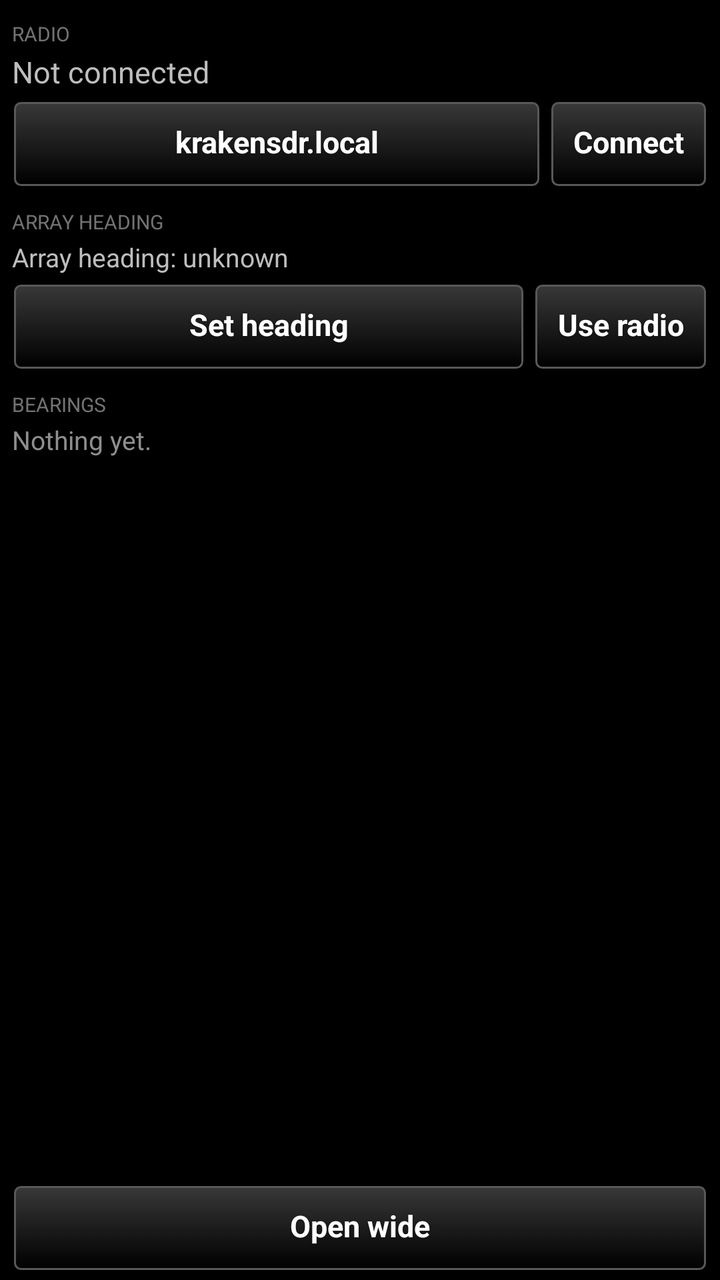
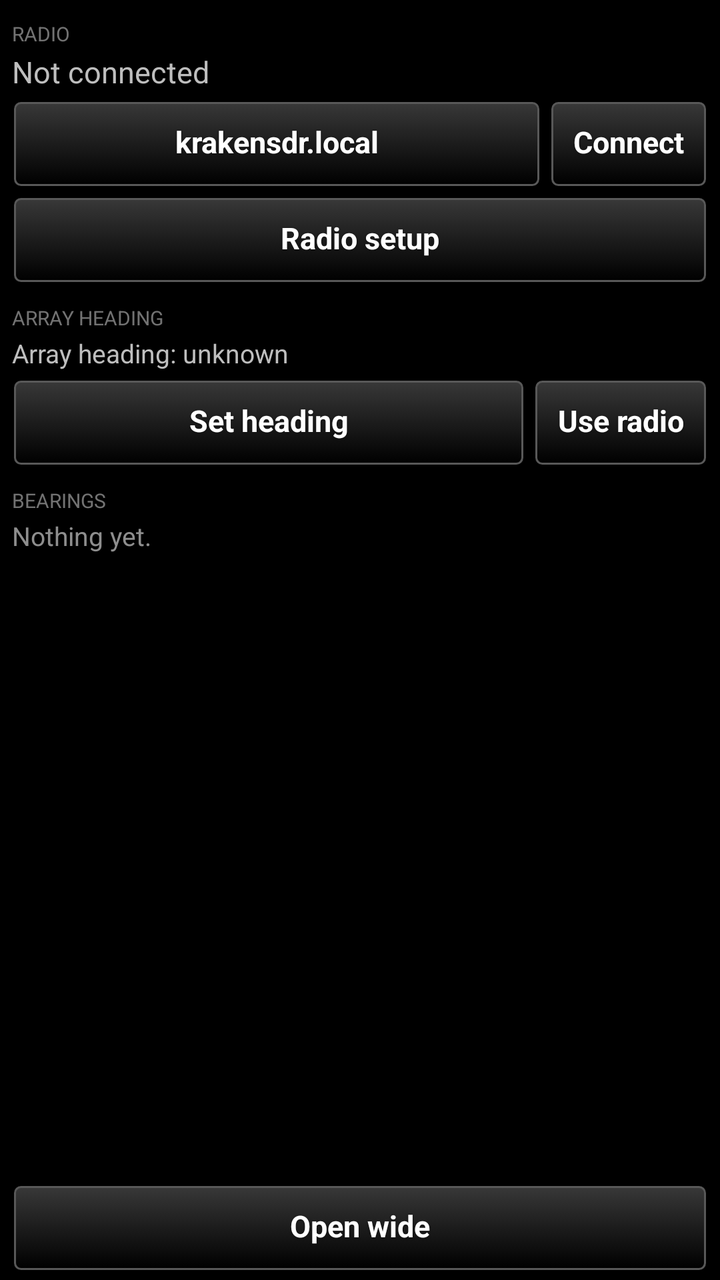

Compare the two renders of this Android layout. The source of the first and the diff that turns it into the second are given below.
<!-- AndroidManifest.xml: application theme AppTheme -->
<!-- res/layout/signaldf_pane.xml -->
<?xml version="1.0" encoding="utf-8"?>
<LinearLayout xmlns:android="http://schemas.android.com/apk/res/android"
    android:layout_width="match_parent"
    android:layout_height="match_parent"
    android:orientation="vertical"
    android:paddingLeft="6dp"
    android:paddingRight="6dp">

    <ScrollView
        android:layout_width="match_parent"
        android:layout_height="0dp"
        android:layout_weight="1"
        android:fadeScrollbars="false">

        <LinearLayout
            android:layout_width="match_parent"
            android:layout_height="wrap_content"
            android:orientation="vertical">

            <TextView
                style="@style/SectionHeading"
                android:text="Radio" />

            <TextView
                android:id="@+id/status"
                android:layout_width="match_parent"
                android:layout_height="wrap_content"
                android:textSize="15sp"
                android:text="Not connected" />

            <TextView
                android:id="@+id/feed_line"
                android:layout_width="match_parent"
                android:layout_height="wrap_content"
                android:textSize="12sp"
                android:alpha="0.75"
                android:paddingTop="2dp"
                android:visibility="gone" />

            <LinearLayout
                android:layout_width="match_parent"
                android:layout_height="wrap_content"
                android:orientation="horizontal"
                android:paddingTop="4dp">

                <Button
                    style="@style/TakwerxButton"
                    android:id="@+id/host"
                    android:layout_width="0dp"
                    android:layout_weight="1"
                    android:layout_height="wrap_content"
                    android:text="krakensdr.local" />

                <Button
                    style="@style/TakwerxButton"
                    android:id="@+id/connect"
                    android:layout_width="wrap_content"
                    android:layout_height="wrap_content"
                    android:layout_marginLeft="4dp"
                    android:text="Connect" />
            </LinearLayout>

            <TextView
                style="@style/SectionHeading"
                android:text="Array heading" />

            <TextView
                android:id="@+id/heading_provenance"
                android:layout_width="match_parent"
                android:layout_height="wrap_content"
                android:textSize="13sp"
                android:text="Array heading: unknown" />

            <LinearLayout
                android:layout_width="match_parent"
                android:layout_height="wrap_content"
                android:orientation="horizontal"
                android:paddingTop="4dp">

                <Button
                    style="@style/TakwerxButton"
                    android:id="@+id/set_heading"
                    android:layout_width="0dp"
                    android:layout_weight="1"
                    android:layout_height="wrap_content"
                    android:text="Set heading" />

                <Button
                    style="@style/TakwerxButton"
                    android:id="@+id/clear_heading"
                    android:layout_width="wrap_content"
                    android:layout_height="wrap_content"
                    android:layout_marginLeft="4dp"
                    android:text="Use radio" />
            </LinearLayout>

            <TextView
                style="@style/SectionHeading"
                android:id="@+id/bearings_heading"
                android:text="Bearings" />

            <TextView
                android:id="@+id/bearings_note"
                android:layout_width="match_parent"
                android:layout_height="wrap_content"
                android:textSize="13sp"
                android:alpha="0.75"
                android:text="Nothing yet." />

            <LinearLayout
                android:id="@+id/vfo_rows"
                android:layout_width="match_parent"
                android:layout_height="wrap_content"
                android:orientation="vertical"
                android:paddingTop="2dp" />

            <TextView
                android:id="@+id/unverified"
                android:layout_width="match_parent"
                android:layout_height="wrap_content"
                android:textSize="12sp"
                android:paddingTop="10dp"
                android:paddingBottom="6dp"
                android:visibility="gone" />

        </LinearLayout>
    </ScrollView>

    <Button
        style="@style/TakwerxButton"
        android:id="@+id/wide_narrow"
        android:layout_width="match_parent"
        android:layout_height="wrap_content"
        android:layout_marginTop="4dp"
        android:layout_marginBottom="4dp"
        android:text="Open wide" />

</LinearLayout>
<!-- resources referenced by this layout -->
<resources>
  <style name="SectionHeading">
          <item name="android:layout_width">match_parent</item>
          <item name="android:layout_height">wrap_content</item>
          <item name="android:textSize">10sp</item>
          <item name="android:textAllCaps">true</item>
          <item name="android:paddingTop">10dp</item>
          <item name="android:paddingBottom">2dp</item>
          <item name="android:alpha">0.6</item>
      </style>
  <style name="TakwerxButton" parent="@style/darkButton">
          <item name="android:paddingLeft">12dp</item>
          <item name="android:paddingRight">12dp</item>
          <item name="android:paddingTop">6dp</item>
          <item name="android:paddingBottom">8dp</item>
          <item name="android:minHeight">44dp</item>
          <item name="android:minWidth">0dp</item>
          <item name="android:textSize">15sp</item>
          <item name="android:singleLine">true</item>
          <item name="android:ellipsize">end</item>
      </style>
  <style name="AppTheme" parent="@android:style/Theme.Holo">
          <item name="android:buttonStyle">@android:style/Widget.Button</item>
          <item name="android:imageButtonStyle">@android:style/Widget.Button</item>
          <item name="android:buttonStyleToggle">@android:style/Widget.Button</item>
          <item name="android:spinnerStyle">@style/ATAKSpinner</item>
          <item name="android:spinnerItemStyle">@style/ATAKSpinnerItem</item>
          <item name="android:editTextStyle">@style/ATAKEditText</item>
      </style>
  <style name="darkButton" parent="@android:style/Widget.Button">
          <item name="android:background">@drawable/btn_gray</item>
          <item name="android:shadowColor">@color/darker_gray</item>
          <item name="android:shadowDy">1</item>
          <item name="android:shadowRadius">2</item>
          <item name="android:textColor">@color/white</item>
          <item name="android:textStyle">bold</item>
          <item name="android:paddingTop">0dp</item>
          <item name="android:paddingBottom">3dp</item>
          <item name="android:textSize">@dimen/fontSize</item>
      </style>
  <style name="ATAKSpinner" parent="@android:style/Widget.Spinner">
          <item name="android:spinnerMode">dialog</item>
      </style>
  <style name="ATAKSpinnerItem">
          <item name="android:textColor">@android:color/white</item>
          <item name="android:dropDownVerticalOffset">0dip</item>
          <item name="android:dropDownHorizontalOffset">0dip</item>
          <item name="android:dropDownWidth">wrap_content</item>
          <item name="android:gravity">left|center_vertical</item>
      </style>
  <style name="ATAKEditText" parent="@android:style/Widget.EditText">
          
          
  
          
          <item name="android:imeOptions">flagNoFullscreen</item>
      </style>
  <color name="darker_gray">#121212</color>
  <color name="white">#ffffff</color>
  <dimen name="fontSize">14sp</dimen>
  <!-- drawable new_dark_button_disabled (drawable) -->
  <?xml version="1.0" encoding="utf-8"?>
  <layer-list xmlns:android="http://schemas.android.com/apk/res/android">
      <item android:bottom="1dp" android:right="1dp" android:left="1dp" android:top="1dp">
          <shape android:shape="rectangle">
              <corners android:radius="3dp" />
              <stroke
                  android:width="1dp"
                  android:color="#484848" />
              <solid android:color="#484848" />
          </shape>
      </item>
  </layer-list>
  <!-- unchanged entries left out for length: 3 -->
</resources>

<!-- the commit's change to res/layout/signaldf_pane.xml (unified diff, before → after) -->
@@ -59,6 +59,14 @@
                     android:layout_marginLeft="4dp"
                     android:text="Connect" />
             </LinearLayout>
+
+            <Button
+                style="@style/TakwerxButton"
+                android:id="@+id/radio_setup"
+                android:layout_width="match_parent"
+                android:layout_height="wrap_content"
+                android:layout_marginTop="4dp"
+                android:text="Radio setup" />
 
             <TextView
                 style="@style/SectionHeading"
